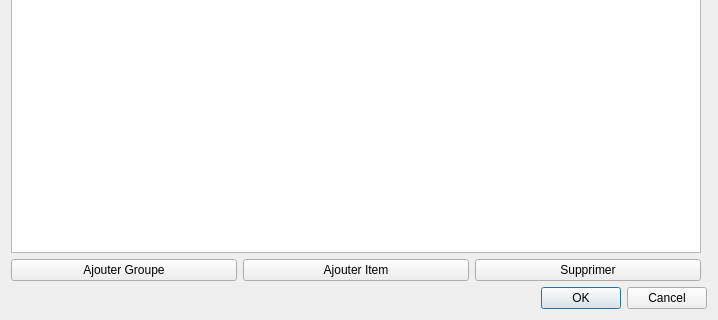
Old version of the form stepcreatorv2/copymodeldialog.ui in the repository computree/computree-v3; both pictures show x 0 to 718 and y 144 to 464 of the 718 by 464 pixel window.
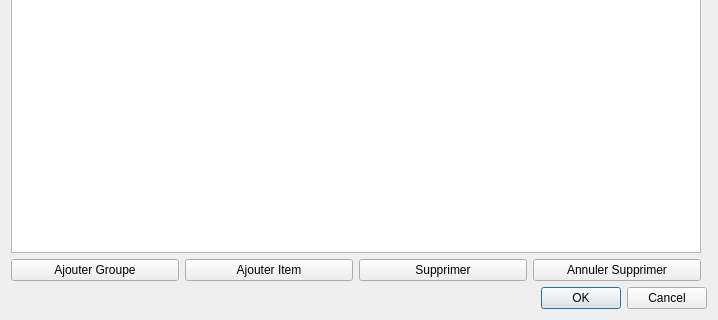
New version of the form.

What changed in the file:
```diff
--- a/stepcreatorv2/copymodeldialog.ui
+++ b/stepcreatorv2/copymodeldialog.ui
@@ -99,6 +99,13 @@
               </property>
              </widget>
             </item>
+            <item>
+             <widget class="QPushButton" name="pb_cancelDelete">
+              <property name="text">
+               <string>Annuler Supprimer</string>
+              </property>
+             </widget>
+            </item>
            </layout>
           </widget>
          </item>
```
Left out of the diff: 2 changed lines with no effect on the pictures.
